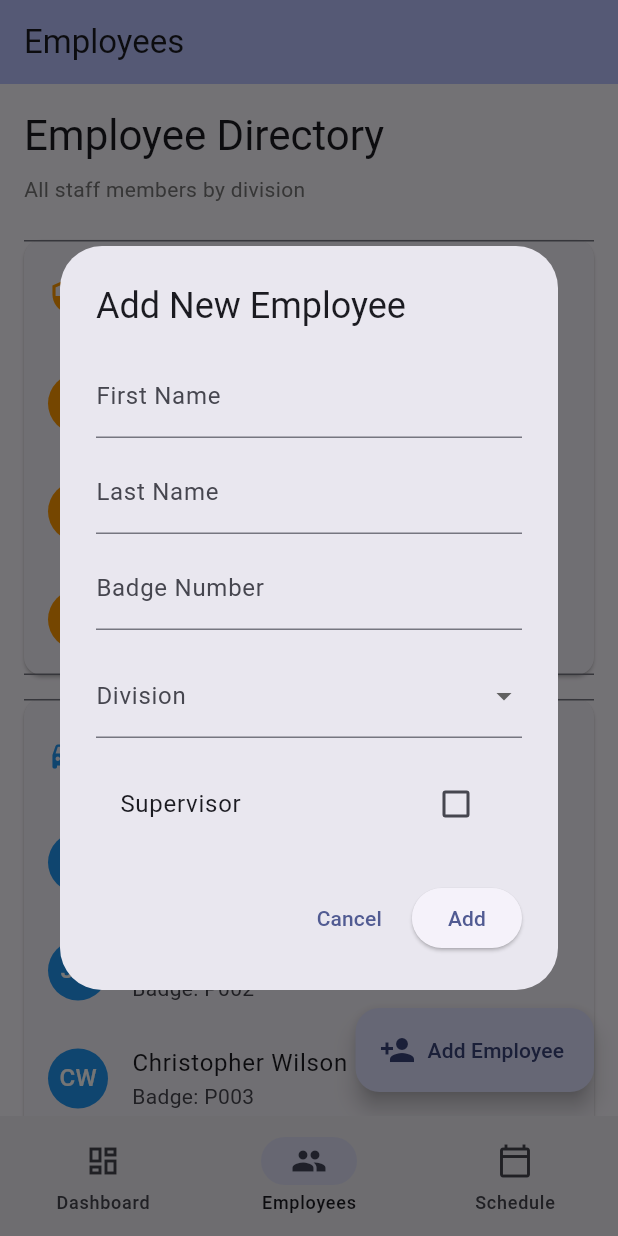
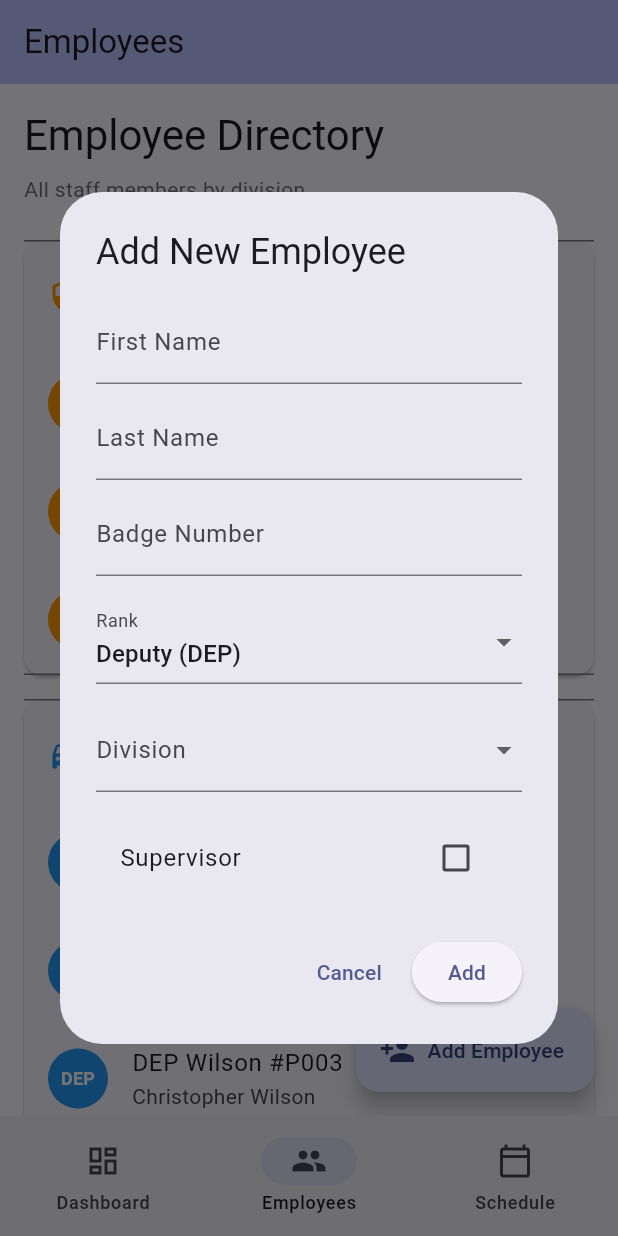
Before and after one commit to jeling43/gcso_staffing, a Flutter app: the screen it shows after launch, item 2 of the bottom bar chosen, after a tap on "Add Employee", on a phone screen of 412 x 824 dp. Run offline on Flutter 3.47's test engine with Material 3 defaults, Android fonts, the phone set to English and light mode, and no system bars.

Commit message:
Update employee_screen.dart to support rank field in add/edit dialogs
Co-authored-by: jeling43 <113471742+jeling43@users.noreply.github.com>

```diff
--- a/lib/screens/employee_screen.dart
+++ b/lib/screens/employee_screen.dart
@@ -87,13 +87,17 @@ class EmployeeScreen extends StatelessWidget {
                   leading: CircleAvatar(
                     backgroundColor: _getDivisionColor(division),
                     child: Text(
-                      employee.firstName[0] + employee.lastName[0],
-                      style: const TextStyle(color: Colors.white),
+                      employee.rank,
+                      style: const TextStyle(
+                        color: Colors.white,
+                        fontSize: 12,
+                        fontWeight: FontWeight.bold,
+                      ),
                     ),
                   ),
-                  title: Text(employee.fullName),
+                  title: Text('${employee.rank} ${employee.lastName} #${employee.badgeNumber}'),
                   subtitle: Text(
-                    'Badge: ${employee.badgeNumber}${employee.isSupervisor ? " • Supervisor" : ""}',
+                    '${employee.firstName} ${employee.lastName}${employee.isSupervisor ? " • Supervisor" : ""}',
                   ),
                   trailing: isSupervisor
                       ? PopupMenuButton<String>(
@@ -152,6 +156,7 @@ class EmployeeScreen extends StatelessWidget {
     final badgeController = TextEditingController();
     bool isSupervisor = false;
     Division? selectedDivision;
+    String selectedRank = 'DEP';
 
     showDialog(
       context: context,
@@ -176,6 +181,19 @@ class EmployeeScreen extends StatelessWidget {
                 TextField(
                   controller: badgeController,
                   decoration: const InputDecoration(labelText: 'Badge Number'),
+                ),
+                const SizedBox(height: 16),
+                DropdownButtonFormField<String>(
+                  value: selectedRank,
+                  decoration: const InputDecoration(labelText: 'Rank'),
+                  items: const [
+                    DropdownMenuItem(value: 'LT', child: Text('Lieutenant (LT)')),
+                    DropdownMenuItem(value: 'SFC', child: Text('Sergeant First Class (SFC)')),
+                    DropdownMenuItem(value: 'DEP', child: Text('Deputy (DEP)')),
+                  ],
+                  onChanged: (value) {
+                    setState(() => selectedRank = value ?? 'DEP');
+                  },
                 ),
                 const SizedBox(height: 16),
                 DropdownButtonFormField<Division>(
@@ -217,6 +235,7 @@ class EmployeeScreen extends StatelessWidget {
                     firstName: firstNameController.text,
                     lastName: lastNameController.text,
                     badgeNumber: badgeController.text,
+                    rank: selectedRank,
                     isSupervisor: isSupervisor,
                     division: selectedDivision,
                   ));
@@ -238,6 +257,7 @@ class EmployeeScreen extends StatelessWidget {
     final lastNameController = TextEditingController(text: employee.lastName);
     final badgeController = TextEditingController(text: employee.badgeNumber);
     bool isSupervisor = employee.isSupervisor;
+    String selectedRank = employee.rank;
 
     showDialog(
       context: context,
@@ -264,6 +284,19 @@ class EmployeeScreen extends StatelessWidget {
                   decoration: const InputDecoration(labelText: 'Badge Number'),
                 ),
                 const SizedBox(height: 16),
+                DropdownButtonFormField<String>(
+                  value: selectedRank,
+                  decoration: const InputDecoration(labelText: 'Rank'),
+                  items: const [
+                    DropdownMenuItem(value: 'LT', child: Text('Lieutenant (LT)')),
+                    DropdownMenuItem(value: 'SFC', child: Text('Sergeant First Class (SFC)')),
+                    DropdownMenuItem(value: 'DEP', child: Text('Deputy (DEP)')),
+                  ],
+                  onChanged: (value) {
+                    setState(() => selectedRank = value ?? 'DEP');
+                  },
+                ),
+                const SizedBox(height: 16),
                 CheckboxListTile(
                   title: const Text('Supervisor'),
                   value: isSupervisor,
@@ -288,6 +321,7 @@ class EmployeeScreen extends StatelessWidget {
                     firstName: firstNameController.text,
                     lastName: lastNameController.text,
                     badgeNumber: badgeController.text,
+                    rank: selectedRank,
                     isSupervisor: isSupervisor,
                   ));
                   Navigator.pop(context);
```
